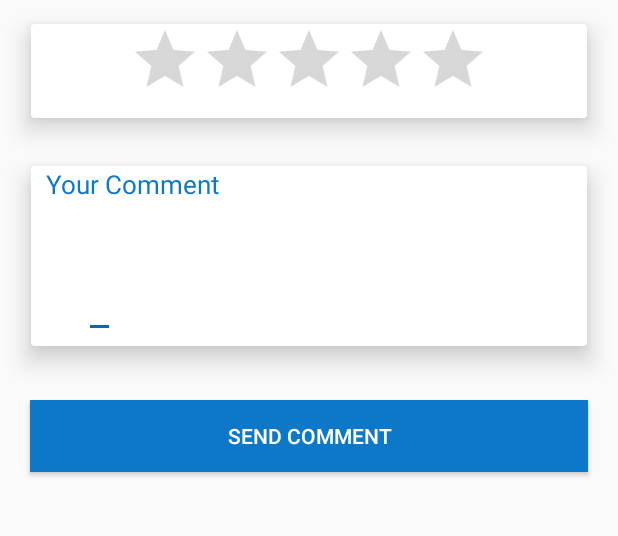
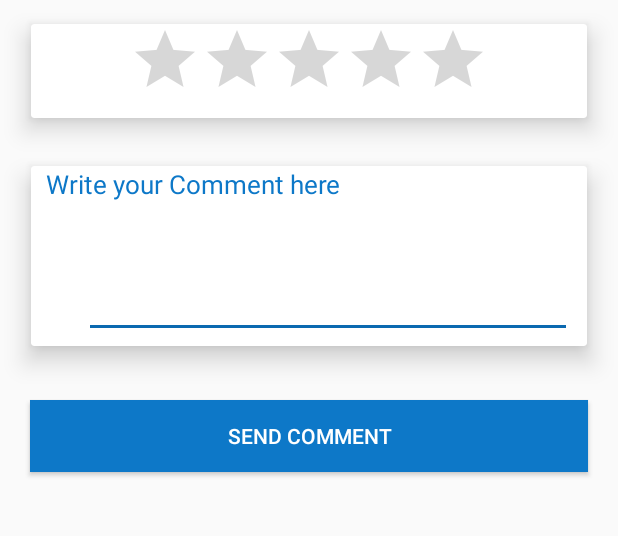
Before and after one commit to MuhammadAmmad/Woyalla, an Android app: the Comment screen opened directly, with no data from a screen before it, on a phone screen of 412 x 824 dp, the part 480-1016 px from its top. Run offline under Robolectric (Android 15) with nearby library versions, the phone set to English and light mode, and no system bars.

Commit message:
finalizing over

```diff
--- a/app/src/main/res/layout/comment.xml
+++ b/app/src/main/res/layout/comment.xml
@@ -101,15 +101,15 @@
                         android:layout_height="wrap_content"
                         android:textColor="@color/colorPrimary"
                         android:textSize="17dp"
-                        android:text="@string/comment_your"/>
+                        android:text="@string/comment_write"/>
 
                     <LinearLayout
                         android:layout_width="match_parent"
                         android:layout_height="match_parent"
                         android:orientation="horizontal">
                         <LinearLayout
-                            android:layout_width="wrap_content"
-                            android:layout_height="wrap_content"
+                            android:layout_width="match_parent"
+                            android:layout_height="match_parent"
                             android:layout_gravity="center_horizontal|center_vertical">
                             <android.support.design.widget.TextInputLayout
                                 android:id="@+id/comment_txtinput"
@@ -117,13 +117,12 @@
                                 android:layout_height="wrap_content">
                             <EditText
                                 android:id="@+id/et_comment"
-                                android:layout_width="wrap_content"
-                                android:layout_height="wrap_content"
+                                android:layout_width="match_parent"
+                                android:layout_height="match_parent"
                                 android:layout_marginLeft="25dp"
                                 android:textSize="16dp"
                                 android:lines="3"
-                                android:maxLines="13"
-                                android:hint="@string/comment_write"/>
+                                android:maxLines="13"/>
                             </android.support.design.widget.TextInputLayout>
 
                         </LinearLayout>
--- a/app/src/main/res/values/strings.xml
+++ b/app/src/main/res/values/strings.xml
@@ -28,6 +28,7 @@
     <string name="yes">Yes </string>
 
     <string name="about">Weyala is a platform that connects clients (taxi users) with taxi drivers easily.</string>
+    <string name="about_developer">Developed By Brain Up Tech</string>
 
     <string name="logout_title">Are you sure you want to Logout?</string>
 
```
Also changed, not shown: app/src/main/java/com/brainup/woyalla/MainActivity.java (+4 -3 lines), app/src/main/res/layout/about.xml (+11 -0 lines), app/src/main/res/layout/content_main.xml (+12 -3 lines), 2 other files.
